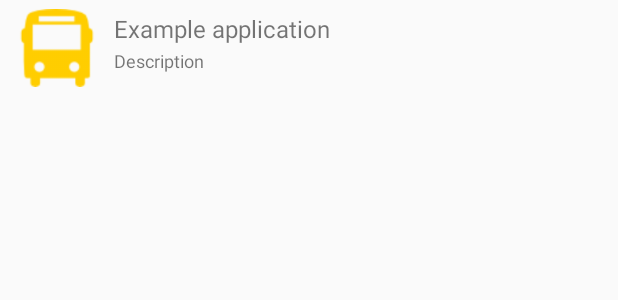
After one commit to yzhu346/Nav, an Android app: the layout list_view.xml on its own in the app's theme, with its tools: preview values and no code run, on a phone screen of 412 x 824 dp. The commit adds this screen. Shown: the top 300 px of the screen. Run offline under Robolectric (Android 15) with nearby library versions, the phone set to English and light mode, and no system bars.

Commit message:
listview before combine with xinyao

```diff
--- a/app/build.gradle
+++ b/app/build.gradle
@@ -24,11 +24,13 @@ dependencies {
     androidTestCompile('com.android.support.test.espresso:espresso-core:2.2.2', {
         exclude group: 'com.android.support', module: 'support-annotations'
     })
+    compile files('libs/gson-2.8.0.jar')
     compile 'com.android.support:appcompat-v7:25.2.0'
     compile 'com.google.android.gms:play-services-maps:10.2.0'
     compile 'com.google.android.gms:play-services-location:10.2.0'
     compile 'com.android.support.constraint:constraint-layout:1.0.1'
     compile 'com.github.arimorty:floatingsearchview:2.0.3'
+    compile 'com.android.support:support-v4:25.2.0'
+    compile 'com.android.support:recyclerview-v7:25.2.0'
     testCompile 'junit:junit:4.12'
-    compile files('libs/gson-2.8.0.jar')
 }
--- a/app/src/main/java/gatech/nav/Route.java
+++ b/app/src/main/java/gatech/nav/Route.java
@@ -1,7 +1,6 @@
 package gatech.nav;
 
 import android.graphics.Color;
-import android.graphics.RadialGradient;
 
 import com.google.android.gms.maps.GoogleMap;
 import com.google.android.gms.maps.model.Circle;
--- /dev/null
+++ b/app/src/main/res/layout/list_view.xml
@@ -0,0 +1,42 @@
+<?xml version="1.0" encoding="utf-8"?>
+<RelativeLayout xmlns:android="http://schemas.android.com/apk/res/android"
+    android:layout_width="fill_parent"
+    android:layout_height="?android:attr/listPreferredItemHeight"
+    android:padding="6dip">
+
+    <ImageView
+        android:id="@+id/icon"
+        android:layout_width="wrap_content"
+        android:layout_height="fill_parent"
+        android:layout_alignParentBottom="true"
+        android:layout_alignParentTop="true"
+        android:layout_marginRight="6dip"
+        android:contentDescription="TODO"
+        android:src="@drawable/trolley" />
+
+    <TextView
+        android:id="@+id/secondLine"
+        android:layout_width="fill_parent"
+        android:layout_height="26dip"
+        android:layout_alignParentBottom="true"
+        android:layout_alignParentRight="true"
+        android:layout_toRightOf="@id/icon"
+        android:ellipsize="marquee"
+        android:singleLine="true"
+        android:text="Description"
+        android:textSize="12sp" />
+
+    <TextView
+        android:id="@+id/firstLine"
+        android:layout_width="fill_parent"
+        android:layout_height="wrap_content"
+        android:layout_above="@id/secondLine"
+        android:layout_alignParentRight="true"
+        android:layout_alignParentTop="true"
+        android:layout_alignWithParentIfMissing="true"
+        android:layout_toRightOf="@id/icon"
+        android:gravity="center_vertical"
+        android:text="Example application"
+        android:textSize="16sp" />
+
+</RelativeLayout>
--- a/app/src/main/res/values/colors.xml
+++ b/app/src/main/res/values/colors.xml
@@ -5,4 +5,5 @@
     <color name="colorAccent">#FF4081</color>
     <color name="colorBlue">#1E90FF</color>
     <color name="colorDBlue">#0000FF</color>
+    <color name="colorWhite">#FFFFFF</color>
 </resources>
--- a/app/src/main/res/values/dimens.xml
+++ b/app/src/main/res/values/dimens.xml
@@ -1,4 +1,5 @@
 <?xml version="1.0" encoding="utf-8"?>
 <resources>
     <dimen name="search_view_inset">20dp</dimen>
+    <dimen name="text_margin">16dp</dimen>
 </resources>
```
Also changed, not shown: app/src/main/java/gatech/nav/BusSchedule.java (added, +51 -0 lines), app/src/main/java/gatech/nav/ListView.java (added, +37 -0 lines), app/src/main/java/gatech/nav/MapsActivity.java (+18 -7 lines), app/src/main/java/gatech/nav/RouteAdaptor.java (added, +79 -0 lines), app/src/main/res/layout/activity_maps.xml (+11 -4 lines), app/src/main/res/layout/list_fragment.xml (added, +18 -0 lines), app/src/main/res/values/strings.xml (+7 -0 lines), app/src/main/res/drawable/blue.png (added), app/src/main/res/drawable/directions.png (deleted), app/src/main/res/drawable/express.png (added), app/src/main/res/drawable/green.png (added), app/src/main/res/drawable/red.png (added), app/src/main/res/drawable/trolley.png (added), app/src/main/res/drawable/walk.png (added).
